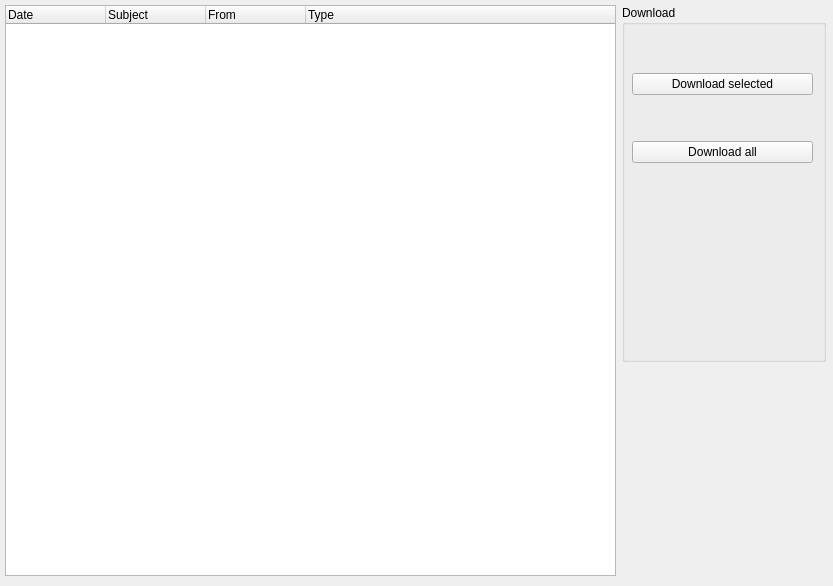
Before: the Qt Designer form gui/mails_window.ui in bifenbecker/MailChecker, drawn with Qt 5.
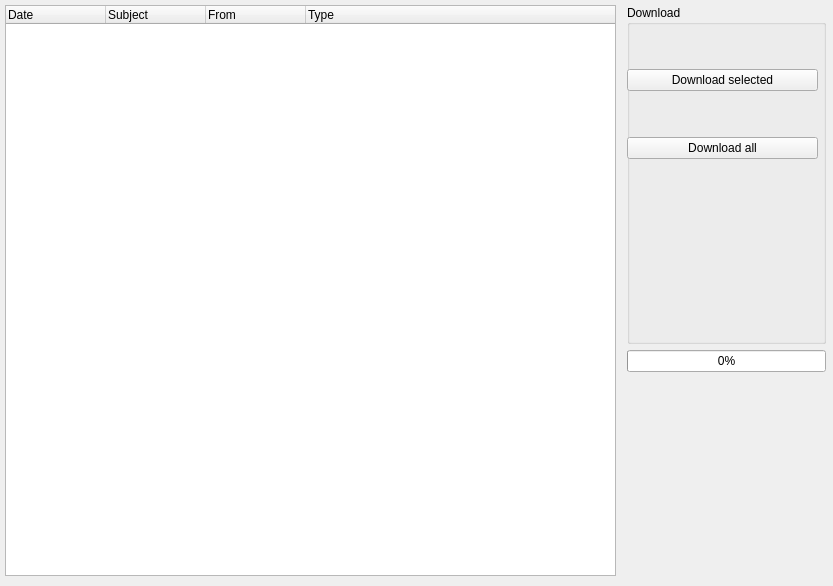
After: the same form once the commit is applied.

```diff
--- a/gui/mails_window.ui
+++ b/gui/mails_window.ui
@@ -72,7 +72,10 @@
      </widget>
     </item>
     <item>
-     <layout class="QVBoxLayout" name="verticalLayout_2" stretch="5,3">
+     <layout class="QVBoxLayout" name="verticalLayout_2" stretch="5,0,3">
+      <property name="leftMargin">
+       <number>5</number>
+      </property>
       <item>
        <widget class="QGroupBox" name="groupBox_Download">
         <property name="title">
@@ -81,13 +84,16 @@
         <widget class="QWidget" name="verticalLayoutWidget_2">
          <property name="geometry">
           <rect>
-           <x>10</x>
+           <x>0</x>
            <y>20</y>
-           <width>181</width>
-           <height>331</height>
+           <width>191</width>
+           <height>311</height>
           </rect>
          </property>
          <layout class="QVBoxLayout" name="verticalLayout_3" stretch="1,3,0,3,4">
+          <property name="leftMargin">
+           <number>0</number>
+          </property>
           <item>
            <spacer name="verticalSpacer_4">
             <property name="orientation">
@@ -145,6 +151,16 @@
         </widget>
        </widget>
       </item>
+      <item>
+       <widget class="QProgressBar" name="progressBar">
+        <property name="styleSheet">
+         <string notr="true"/>
+        </property>
+        <property name="value">
+         <number>0</number>
+        </property>
+       </widget>
+      </item>
       <item>
        <spacer name="verticalSpacer">
         <property name="orientation">
```
